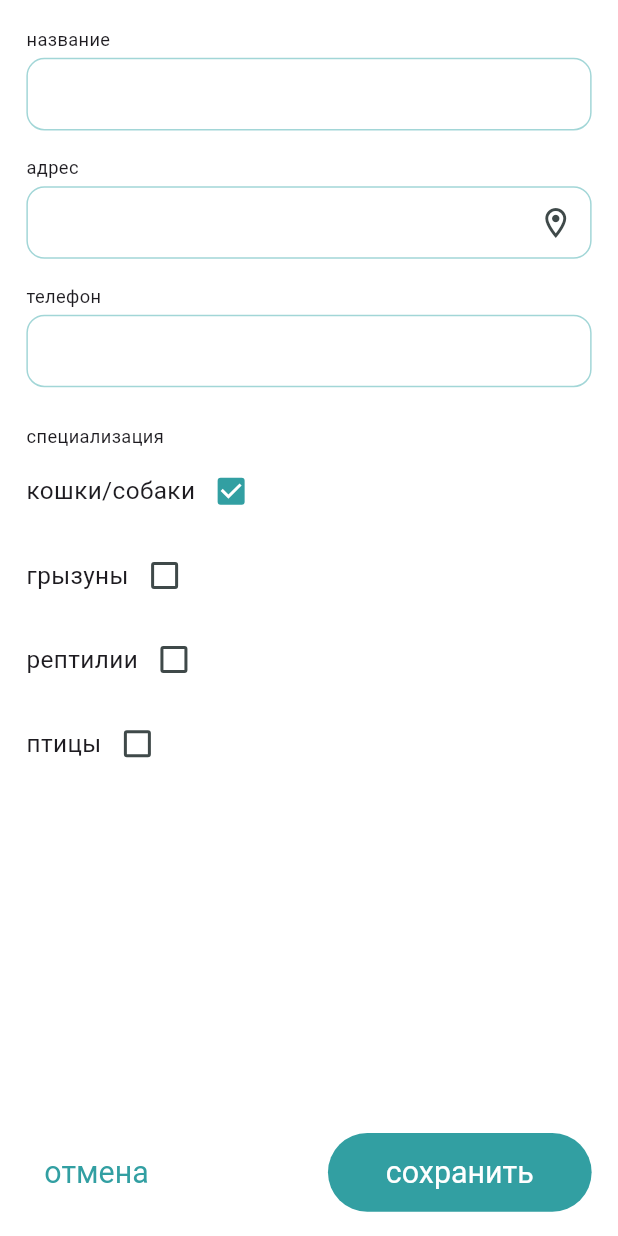
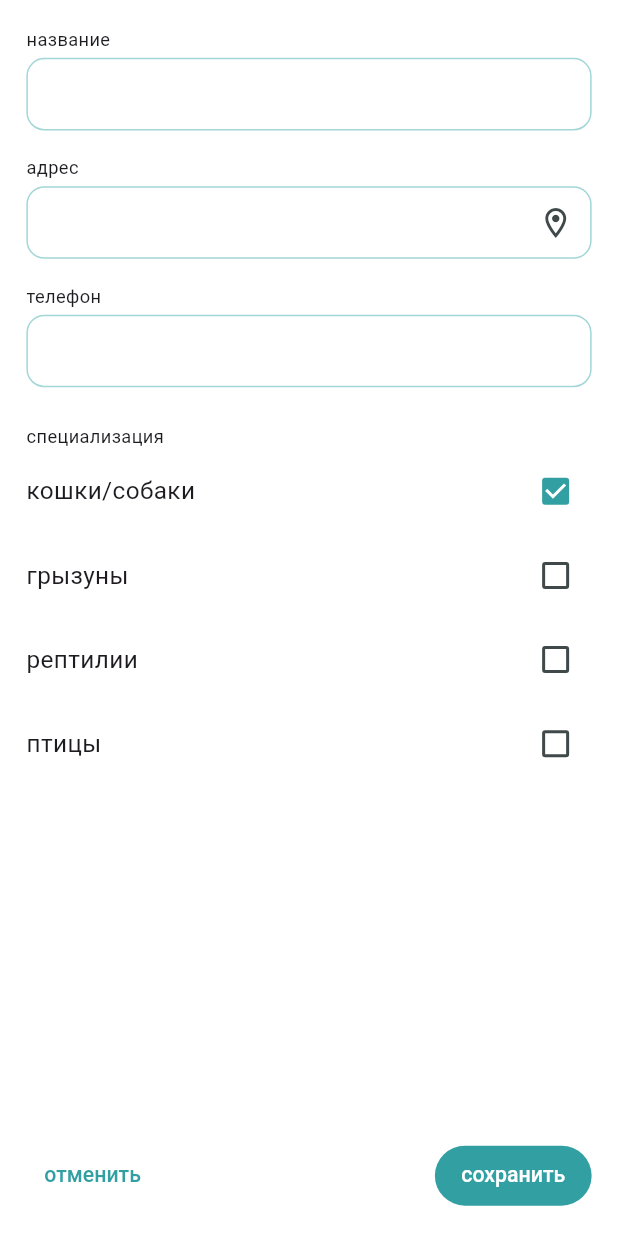
Before and after one commit to Alex-Yu21/pet_map, a Flutter app: the AddClinicView screen opened directly, on a phone screen of 412 x 824 dp. Run offline on Flutter 3.47's test engine with Material 3 defaults, Android fonts, the phone set to English and light mode, and no system bars; our stand-ins replace flutter_riverpod, flutter_screenutil, flutter_svg, geocoding, geolocator, google_maps_flutter and 3 more; accounts and stored records are empty.

Commit message:
style: minor changes in add_clinic_view

```diff
--- a/lib/presentation/resources/app_dimansions.dart
+++ b/lib/presentation/resources/app_dimansions.dart
@@ -19,6 +19,7 @@ class IconSizes {
 }
 
 class FontSizes {
+  static double get buttons => 14.sp;
   static double get description => 20.sp;
   static double get body => 24.sp;
 }
--- a/lib/presentation/views/add_clinic_view/add_clinic_view.dart
+++ b/lib/presentation/views/add_clinic_view/add_clinic_view.dart
@@ -8,6 +8,7 @@ import 'package:pet_map/di/app_providers.dart';
 import 'package:pet_map/domain/entities/vet_clinic.dart';
 import 'package:pet_map/presentation/providers/map_position_providers.dart';
 import 'package:pet_map/presentation/resources/app_colors.dart';
+import 'package:pet_map/presentation/resources/app_dimansions.dart';
 import 'package:pet_map/presentation/views/confirm_location_view/confirm_location_view.dart';
 import 'package:pet_map/presentation/views/widgets/label.dart';
 
@@ -194,17 +195,29 @@ class _AddClinicViewState extends ConsumerState<AddClinicView> {
                 children: [
                   TextButton(
                     onPressed: () => Navigator.pop(context),
-                    child: const Text('отмена'),
+                    child: Text(
+                      'отменить',
+                      style: TextStyle(
+                        fontSize: FontSizes.buttons,
+                        fontWeight: FontWeight.w500,
+                      ),
+                    ),
                   ),
-                  SizedBox(
-                    width: 160.w,
-                    child: ElevatedButton(
-                      onPressed: _save,
-                      style: ElevatedButton.styleFrom(
-                        minimumSize: const Size.fromHeight(46),
-                        shape: const StadiumBorder(),
+                  ElevatedButton(
+                    onPressed: _save,
+                    style: ElevatedButton.styleFrom(
+                      padding: EdgeInsets.symmetric(
+                        vertical: 10.h,
+                        horizontal: 16.w,
                       ),
-                      child: const Text('сохранить'),
+                      shape: const StadiumBorder(),
+                    ),
+                    child: Text(
+                      'сохранить',
+                      style: TextStyle(
+                        fontSize: FontSizes.buttons,
+                        fontWeight: FontWeight.w500,
+                      ),
                     ),
                   ),
                 ],
@@ -231,7 +244,7 @@ class _CheckLine extends StatelessWidget {
   Widget build(BuildContext context) => InkWell(
     onTap: () => onChanged(!value),
     child: Row(
-      mainAxisSize: MainAxisSize.min,
+      mainAxisAlignment: MainAxisAlignment.spaceBetween,
       children: [
         Text(label, style: TextStyle(fontSize: 16.sp)),
         Checkbox(
```
